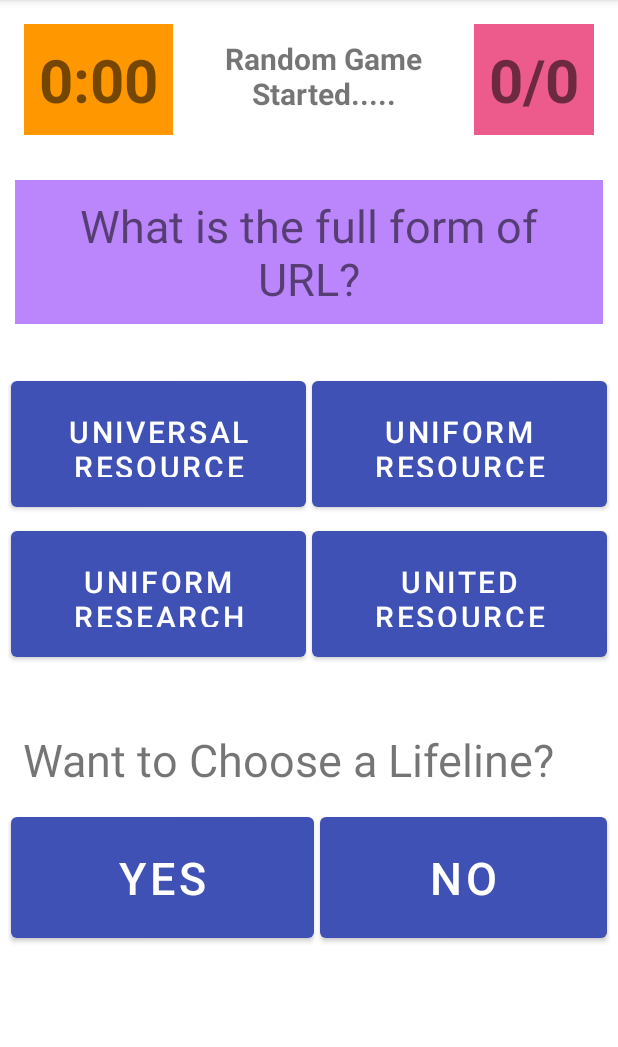
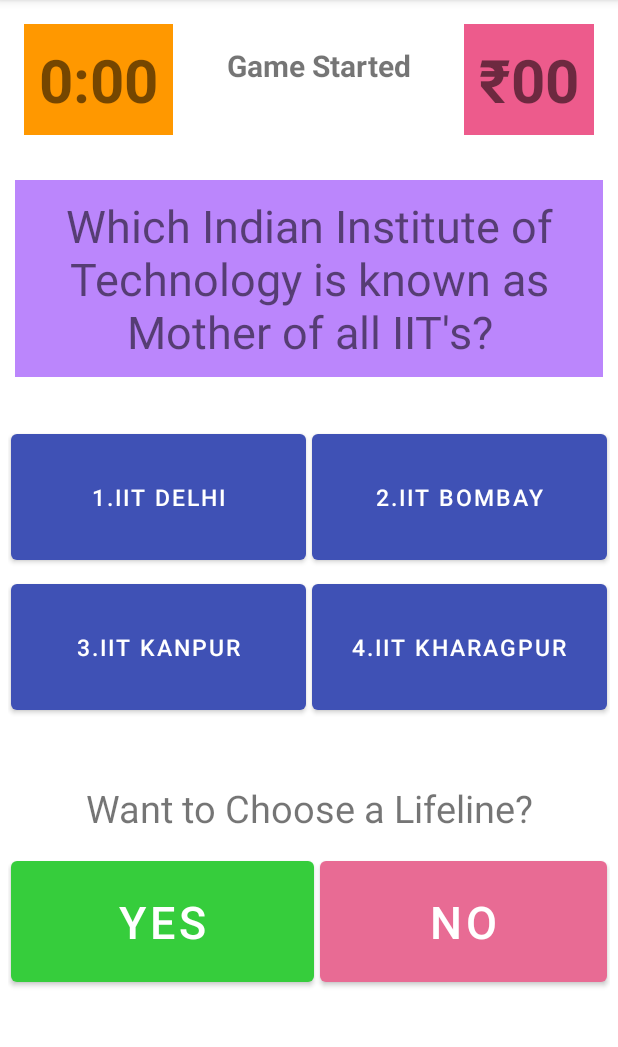
Before and after one commit to droidbg/Random_KBC_Quiz, an Android app: the screen it shows after launch (MainActivity), on a phone screen of 412 x 824 dp, the part 84-1131 px from its top. Run offline under Robolectric (Android 15) with nearby library versions, the phone set to English and light mode, and no system bars.

```diff
--- a/app/src/main/java/com/binni/randomquiz/MainActivity.java
+++ b/app/src/main/java/com/binni/randomquiz/MainActivity.java
@@ -29,7 +29,12 @@ public class MainActivity extends AppCompatActivity {
     String[] questions;
     String options[][];
     int answers[];
-    Random rand;
+    int randIndex;
+    long money[];
+    int moneyIndex;
+   final String RupeeSign="₹";
+
+    Random rand=new Random();
     @Override
     protected void onCreate(Bundle savedInstanceState) {
         super.onCreate(savedInstanceState);
@@ -43,18 +48,19 @@ public class MainActivity extends AppCompatActivity {
         yesButton=findViewById(R.id.yesButton);
         noButton=findViewById(R.id.noButton);
         lifelineYesNotextView=findViewById(R.id.lifelineYesNotextView);
-        initialize();
+        initializeGame();
         questionGenerate();
-        rand=new Random();
+
 
     }
-    void initialize(){
+    void initializeGame(){
         nooflifeline=3;
+        moneyIndex=0;
 
         questions= new String[]
                 {
                         "What is the full form of URL?",
-                        "Which Indian Institue of Technology is known as Mother of all IIt's?",
+                        "Which Indian Institute of Technology is known as Mother of all IIT's?",
                         "How many players are there in hockey?",
                         "NAME THE VEGETABLE WHICH IS ALSO KNOWN AS FLOWER?",
                         "WHICH PLANET HAS THE 'GREAT RED SPOT'?",
@@ -92,9 +98,10 @@ public class MainActivity extends AppCompatActivity {
 
         answers =new int[]
                 {2,4,3,2,1,1,1,3,4,2,2,1,1,2,2};
+        money=new long[]{1000,2000,3000,5000,10000,20000,40000,80000,160000,320000,640000,1250000,2500000,5000000,10000000};
 }
 void questionGenerate(){
-    int randIndex= rand.nextInt(15);
+    randIndex= rand.nextInt(15);
     while(questions[randIndex].equals(" ")){
         randIndex= rand.nextInt(15);
     }
@@ -113,14 +120,26 @@ void questionGenerate(){
     {
         goButton.setVisibility(view.INVISIBLE);
     }
+
     public void chooseAnswer(View view) {
+        int chosenIndex=Integer.parseInt(view.getTag().toString());
+        if(answers[randIndex]==chosenIndex){
+            Toast.makeText(this, "Correct Answer!!/n"+"Congratulations You have won "+RupeeSign+money[moneyIndex], Toast.LENGTH_SHORT).show();
+            moneyIndex++;
+
+            questionGenerate();
+        }
+        else{
+            Toast.makeText(this, "Incorrect Answer!! ", Toast.LENGTH_SHORT).show();
+
+        }
+
     }
     public void lifelineYesNo(View view) {
        if(view.getTag().toString().equals("no")){
-           Toast.makeText(this, "Ohkay Smarty!!", Toast.LENGTH_SHORT).show();
-           if(nooflifeline>0)
-           {
-               Toast.makeText(this, "You Still have "+nooflifeline+" Remaining", Toast.LENGTH_LONG).show();
+           Toast.makeText(this, "Okay Smarty!!", Toast.LENGTH_SHORT).show();
+           if(nooflifeline>0) {
+               Toast.makeText(this, "You Still have " + nooflifeline + " Lifelines Remaining", Toast.LENGTH_SHORT).show();
 
            }
        }
--- a/app/src/main/res/layout/activity_main.xml
+++ b/app/src/main/res/layout/activity_main.xml
@@ -17,7 +17,7 @@
         android:layout_marginEnd="16dp"
         android:background="#ED5B8C"
         android:padding="10dp"
-        android:text="0/0"
+        android:text="₹00"
         android:textSize="40sp"
         android:textStyle="bold"
         app:layout_constraintEnd_toEndOf="parent"
@@ -57,10 +57,10 @@
         android:id="@+id/textView4"
         android:layout_width="0dp"
         android:layout_height="wrap_content"
-        android:layout_marginTop="15dp"
+        android:layout_marginTop="20dp"
         android:gravity="center"
         android:padding="10dp"
-        android:text="Random Game Started....."
+        android:text="Game Started"
         android:textSize="20sp"
         android:textStyle="bold"
         app:layout_constraintEnd_toStartOf="@id/scoreTextView"
@@ -87,10 +87,11 @@
             android:layout_weight="1"
             android:onClick="chooseAnswer"
             android:layout_margin="2dp"
-            android:padding="20dp"
+
             android:tag="0"
             android:text="Answer"
-            android:textSize="20sp" />
+            android:padding="25dp"
+            android:textSize="15sp" />
 
         <Button
             android:id="@+id/button1"
@@ -99,10 +100,10 @@
             android:layout_weight="1"
             android:onClick="chooseAnswer"
             android:layout_margin="2dp"
-            android:padding="20dp"
             android:tag="1"
             android:text="Answer"
-            android:textSize="20sp" />
+            android:padding="25dp"
+            android:textSize="15sp" />
 
     </LinearLayout>
 
@@ -123,11 +124,12 @@
             android:layout_height="match_parent"
             android:layout_weight="1"
             android:onClick="chooseAnswer"
-            android:padding="20dp"
+
             android:layout_margin="2dp"
             android:tag="2"
             android:text="Answer"
-            android:textSize="20sp" />
+            android:padding="25dp"
+            android:textSize="15sp" />
 
         <Button
             android:id="@+id/button3"
@@ -135,11 +137,11 @@
             android:layout_height="match_parent"
             android:layout_weight="1"
             android:onClick="chooseAnswer"
-            android:padding="20dp"
             android:layout_margin="2dp"
             android:tag="3"
             android:text="Answer"
-            android:textSize="20sp" />
+            android:padding="25dp"
+            android:textSize="15sp"/>
 
     </LinearLayout>
 
@@ -165,10 +167,11 @@
         android:layout_width="0dp"
         android:layout_height="wrap_content"
         android:padding="10dp"
-        android:textSize="30sp"
+        android:textSize="25sp"
         android:layout_marginStart="5dp"
         android:layout_marginTop="30dp"
         android:layout_marginEnd="5dp"
+        android:gravity="center"
         android:text="Want to Choose a Lifeline?"
         app:layout_constraintEnd_toEndOf="parent"
         app:layout_constraintStart_toStartOf="parent"
@@ -189,25 +192,27 @@
             android:id="@+id/yesButton"
             android:layout_width="wrap_content"
             android:layout_height="wrap_content"
+            android:layout_margin="2dp"
             android:layout_weight="1"
             android:onClick="lifelineYesNo"
             android:padding="20dp"
-            android:layout_margin="2dp"
             android:tag="yes"
             android:text="YES"
-            android:textSize="30sp" />
+            android:textSize="30sp"
+            app:backgroundTint="#36CD3C" />
 
         <Button
             android:id="@+id/noButton"
             android:layout_width="wrap_content"
             android:layout_height="wrap_content"
+            android:layout_margin="2dp"
             android:layout_weight="1"
             android:onClick="lifelineYesNo"
             android:padding="20dp"
-            android:layout_margin="2dp"
             android:tag="no"
             android:text="NO"
-            android:textSize="30sp" />
+            android:textSize="30sp"
+            app:backgroundTint="#E86B94" />
 
     </LinearLayout>
 </androidx.constraintlayout.widget.ConstraintLayout>
```
